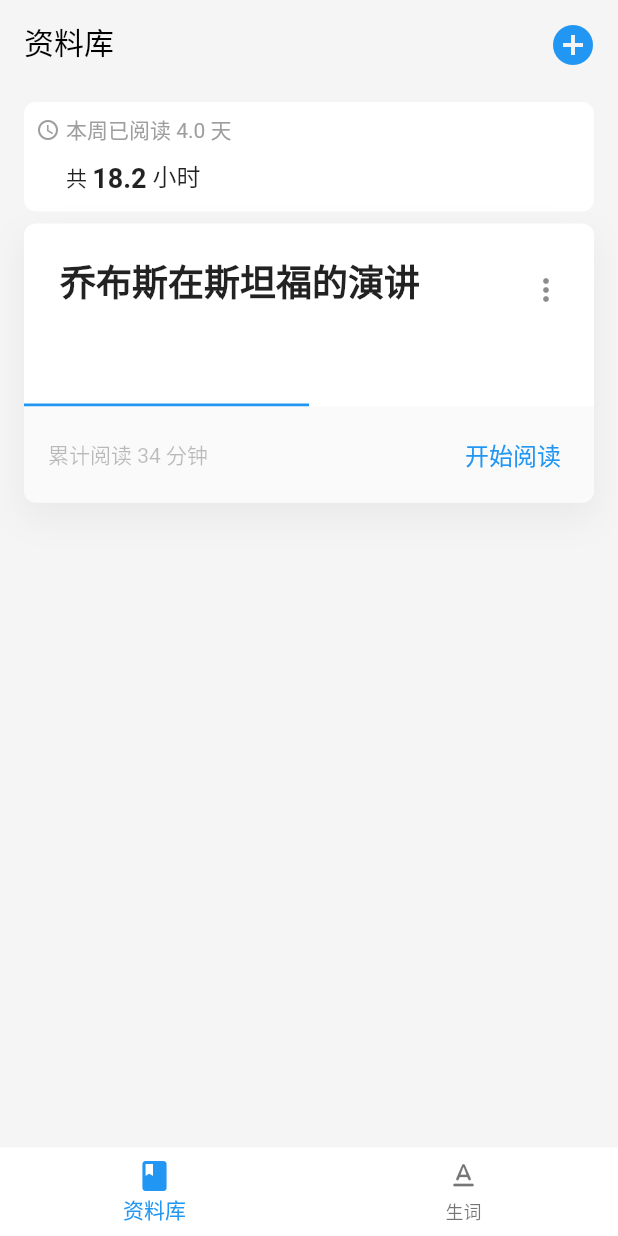
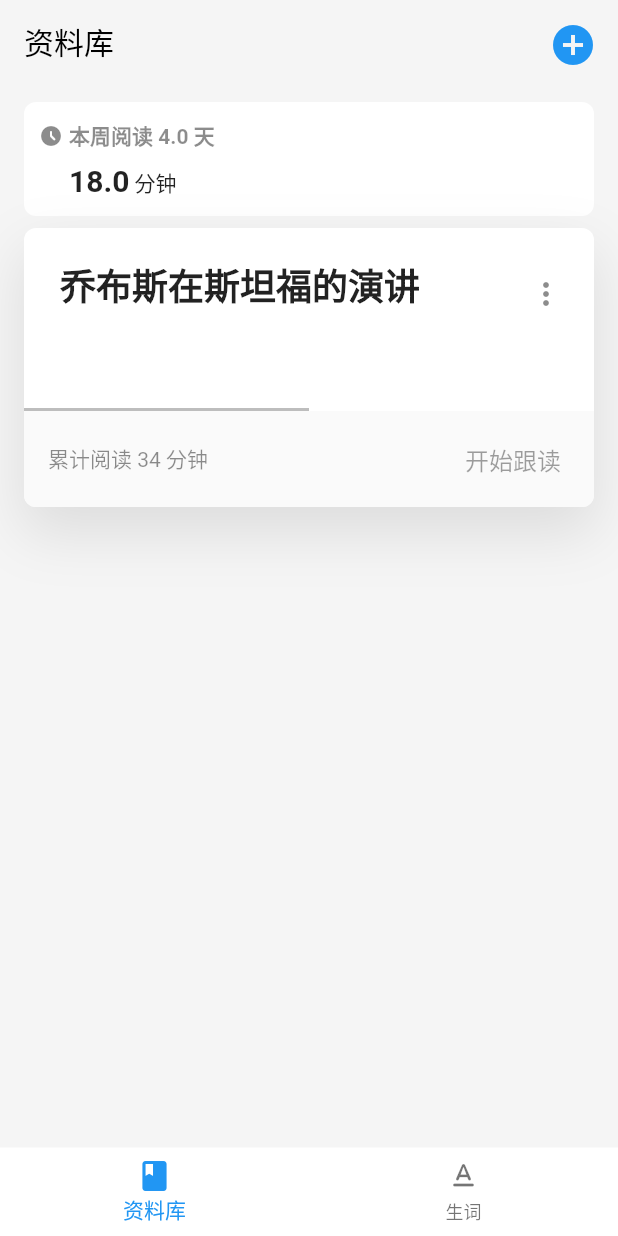
Before and after one commit to wangye1989/hwss, a Flutter app: the screen it shows after launch, on a phone screen of 412 x 824 dp. Run offline on Flutter 3.47's test engine with Material 2 defaults, Android fonts, the phone set to English and light mode, and no system bars.

Commit message:
封装 book item 未遂

```diff
--- a/lib/pages/home.dart
+++ b/lib/pages/home.dart
@@ -41,7 +41,7 @@ class _HomePageState extends State<HomePage> {
             SizedBox(height: 12),
             SummaryCard(
               days: 4,
-              hours: 18.2,
+              hours: 18,
             ),
             BookCard(
               cardTitle: '正在照看花草的孩子和祖父铜雕，西班牙科尔多瓦 (© David M G/Alamy)',
--- a/lib/widgets/book_card.dart
+++ b/lib/widgets/book_card.dart
@@ -4,11 +4,14 @@ class BookCard extends StatelessWidget {
   final String cardTitle;
   final String? readingTime;
   final String bookName;
+  final Function()? readNow;
+
   const BookCard({
     Key? key,
     required this.cardTitle,
     required this.bookName,
     this.readingTime,
+    this.readNow,
   }) : super(key: key);
 
   @override
@@ -26,9 +29,9 @@ class BookCard extends StatelessWidget {
             borderRadius: BorderRadius.circular(8),
             boxShadow: const [
               BoxShadow(
-                  color: Color.fromRGBO(0, 0, 0, 0.05),
-                  offset: Offset(0.0, 10.0), //阴影xy轴偏移量
-                  blurRadius: 20.0, //阴影模糊程度
+                  color: Color.fromRGBO(0, 0, 0, 0.1),
+                  offset: Offset(0.0, 16.0), //阴影xy轴偏移量
+                  blurRadius: 32.0, //阴影模糊程度
                   spreadRadius: 1 //阴影扩散程度
                   )
             ],
@@ -64,11 +67,14 @@ class BookCard extends StatelessWidget {
                   ],
                 ),
               ),
-              const SizedBox(
+
+              // 进度条
+              SizedBox(
                 height: 2,
                 child: LinearProgressIndicator(
                   value: 0.5,
                   backgroundColor: Colors.white,
+                  color: Colors.grey[400],
                 ),
               ),
               Container(
@@ -80,12 +86,12 @@ class BookCard extends StatelessWidget {
                     Text(
                       "累计阅读 " + readingTime.toString() + " 分钟",
                       style: const TextStyle(
-                          fontSize: 14, color: Colors.black26),
+                          fontSize: 14, color: Colors.black45),
                     ),
                     TextButton(
-                      onPressed: () {},
+                      onPressed: readNow,
                       child: const Text(
-                        "开始阅读",
+                        "开始跟读",
                         style: TextStyle(fontSize: 16),
                       ),
                     ),
--- a/lib/widgets/summary_card.dart
+++ b/lib/widgets/summary_card.dart
@@ -14,22 +14,25 @@ class SummaryCard extends StatelessWidget {
         color: Colors.white,
         borderRadius: BorderRadius.circular(8),
       ),
-      padding: const EdgeInsets.fromLTRB(8, 8, 8, 12),
+      padding: const EdgeInsets.fromLTRB(10, 12, 8, 12),
       child: Column(
         crossAxisAlignment: CrossAxisAlignment.start,
         children: [
           Row(
             children: [
               const Icon(
-                Icons.access_time,
-                color: Colors.grey,
+                Icons.access_time_filled_rounded,
+                color: Colors.black45,
                 size: 16,
               ),
               const SizedBox(width: 4),
               Text(
-                "本周已阅读 " + days.toString() + " 天",
-                style:
-                    const TextStyle(fontSize: 14, color: Colors.grey),
+                "本周阅读 " + days.toString() + " 天",
+                style: const TextStyle(
+                  fontSize: 14,
+                  color: Colors.black45,
+                  fontWeight: FontWeight.bold,
+                ),
               ),
             ],
           ),
@@ -38,20 +41,16 @@ class SummaryCard extends StatelessWidget {
             crossAxisAlignment: CrossAxisAlignment.end,
             children: [
               const SizedBox(width: 20),
-              const Text(
-                "共 ",
-                style: TextStyle(fontSize: 14, color: Colors.black87),
-              ),
               Text(
                 hours.toString(),
                 style: const TextStyle(
-                    fontSize: 18,
+                    fontSize: 20,
                     fontWeight: FontWeight.bold,
                     color: Colors.black87),
               ),
               const Text(
-                " 小时",
-                style: TextStyle(fontSize: 16, color: Colors.black87),
+                " 分钟",
+                style: TextStyle(fontSize: 14, color: Colors.black87),
               ),
             ],
           )
```
